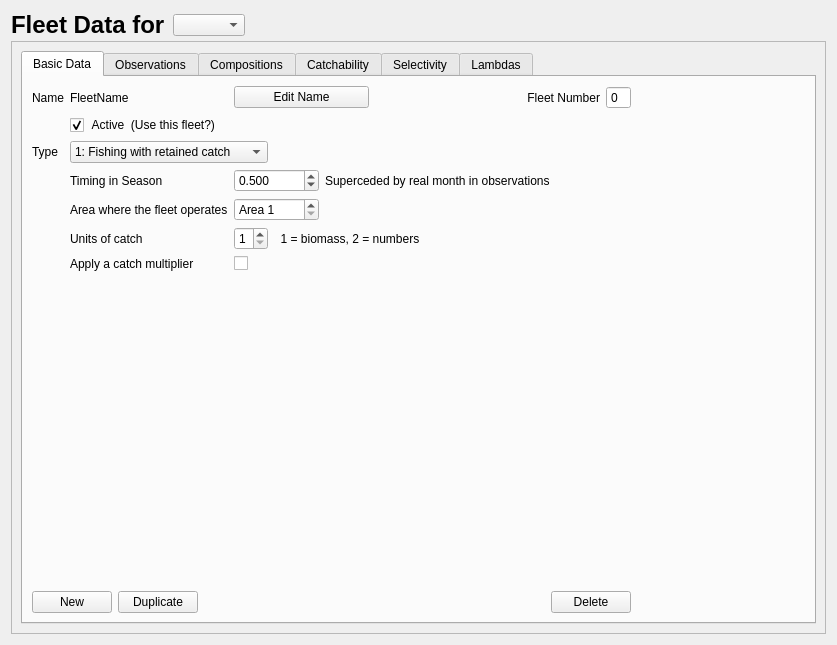
Qt form src/fleet_widget.ui (nmfs-ost/ss3-ssi) before a commit.
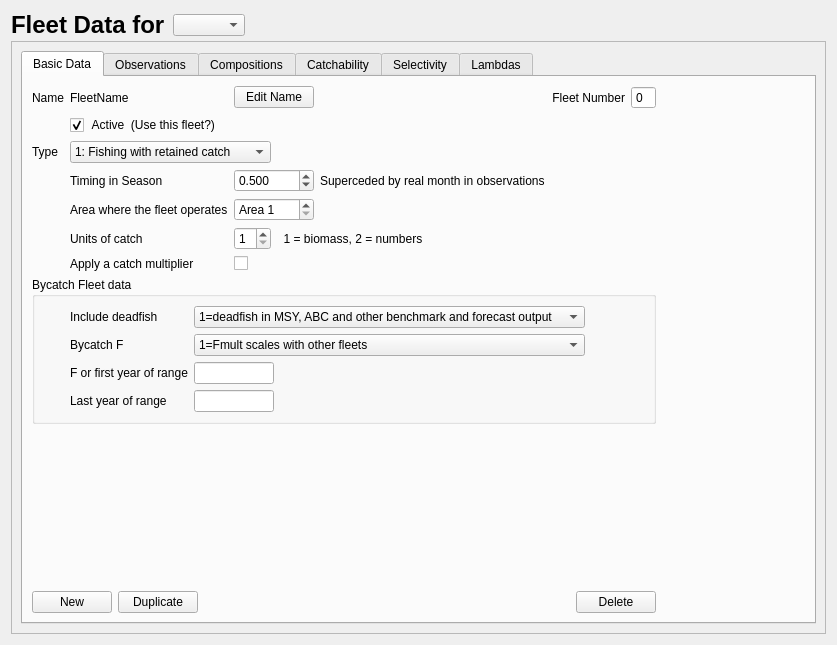
The same form after that commit. The open tabs and pages were chosen to show the change. Icons and pictures are not drawn.

Commit message:
v 3.3.10.01 Added bycatch data to fleets
Added selex equations 9 and 19.

```diff
--- a/src/fleet_widget.ui
+++ b/src/fleet_widget.ui
@@ -97,8 +97,83 @@
          <attribute name="title">
           <string>Basic Data</string>
          </attribute>
-         <layout class="QGridLayout" name="gridLayout_2">
-          <item row="5" column="2" colspan="2">
+         <layout class="QGridLayout" name="gridLayout_7">
+          <item row="0" column="0">
+           <widget class="QLabel" name="label_fleet_name">
+            <property name="text">
+             <string>Name</string>
+            </property>
+           </widget>
+          </item>
+          <item row="0" column="1">
+           <widget class="QLabel" name="label_name">
+            <property name="text">
+             <string>FleetName</string>
+            </property>
+           </widget>
+          </item>
+          <item row="0" column="2" colspan="2">
+           <widget class="QPushButton" name="pushButton_edit_name">
+            <property name="text">
+             <string>Edit Name</string>
+            </property>
+           </widget>
+          </item>
+          <item row="0" column="6">
+           <widget class="QSpinBox" name="spinBox_number">
+            <property name="readOnly">
+             <bool>true</bool>
+            </property>
+            <property name="buttonSymbols">
+             <enum>QAbstractSpinBox::NoButtons</enum>
+            </property>
+           </widget>
+          </item>
+          <item row="6" column="1">
+           <widget class="QLabel" name="label_need_catch_mult">
+            <property name="text">
+             <string>Apply a catch multiplier</string>
+            </property>
+           </widget>
+          </item>
+          <item row="5" column="3" colspan="2">
+           <widget class="QLabel" name="label_units_info">
+            <property name="text">
+             <string>  1 = biomass, 2 = numbers</string>
+            </property>
+           </widget>
+          </item>
+          <item row="6" column="2">
+           <widget class="QCheckBox" name="checkBox_need_catch_mult">
+            <property name="text">
+             <string/>
+            </property>
+           </widget>
+          </item>
+          <item row="5" column="2">
+           <widget class="QSpinBox" name="spinBox_units">
+            <property name="minimum">
+             <number>1</number>
+            </property>
+            <property name="maximum">
+             <number>2</number>
+            </property>
+           </widget>
+          </item>
+          <item row="4" column="4">
+           <spacer name="horizontalSpacer_12">
+            <property name="orientation">
+             <enum>Qt::Horizontal</enum>
+            </property>
+            <property name="sizeHint" stdset="0">
+             <size>
+              <width>40</width>
+              <height>20</height>
+             </size>
+            </property>
+           </spacer>
+          </item>
+          <item row="4" column="2" colspan="2">
            <widget class="QSpinBox" name="spinBox_area">
             <property name="prefix">
              <string>Area </string>
@@ -111,14 +186,21 @@
             </property>
            </widget>
           </item>
-          <item row="0" column="2" colspan="3">
-           <widget class="QPushButton" name="pushButton_edit_name">
+          <item row="5" column="1">
+           <widget class="QLabel" name="label_units">
             <property name="text">
-             <string>Edit Name</string>
+             <string>Units of catch</string>
             </property>
            </widget>
           </item>
-          <item row="4" column="2" colspan="2">
+          <item row="4" column="1">
+           <widget class="QLabel" name="label_area">
+            <property name="text">
+             <string>Area where the fleet operates</string>
+            </property>
+           </widget>
+          </item>
+          <item row="3" column="2" colspan="2">
            <widget class="QDoubleSpinBox" name="doubleSpinBox_timing">
             <property name="decimals">
              <number>3</number>
@@ -137,17 +219,41 @@
             </property>
            </widget>
           </item>
-          <item row="0" column="7">
-           <widget class="QSpinBox" name="spinBox_number">
-            <property name="readOnly">
-             <bool>true</bool>
+          <item row="3" column="1">
+           <widget class="QLabel" name="label_timing">
+            <property name="text">
+             <string>Timing in Season </string>
             </property>
-            <property name="buttonSymbols">
-             <enum>QAbstractSpinBox::NoButtons</enum>
+           </widget>
+          </item>
+          <item row="2" column="0">
+           <widget class="QLabel" name="label_type">
+            <property name="text">
+             <string>Type</string>
             </property>
            </widget>
           </item>
-          <item row="0" column="6">
+          <item row="3" column="4" colspan="2">
+           <widget class="QLabel" name="label_timing_info">
+            <property name="text">
+             <string>Superceded by real month in observations</string>
+            </property>
+           </widget>
+          </item>
+          <item row="2" column="7">
+           <spacer name="horizontalSpacer">
+            <property name="orientation">
+             <enum>Qt::Horizontal</enum>
+            </property>
+            <property name="sizeHint" stdset="0">
+             <size>
+              <width>40</width>
+              <height>20</height>
+             </size>
+            </property>
+           </spacer>
+          </item>
+          <item row="0" column="5">
            <widget class="QLabel" name="label_number">
             <property name="text">
              <string>Fleet Number</string>
@@ -157,105 +263,6 @@
             </property>
            </widget>
           </item>
-          <item row="9" column="0" colspan="8">
-           <layout class="QHBoxLayout" name="horizontalLayout_ops">
-            <item>
-             <widget class="QPushButton" name="pushButton_new">
-              <property name="text">
-               <string>New</string>
-              </property>
-             </widget>
-            </item>
-            <item>
-             <widget class="QPushButton" name="pushButton_duplicate">
-              <property name="text">
-               <string>Duplicate</string>
-              </property>
-             </widget>
-            </item>
-            <item>
-             <spacer name="horizontalSpacer_2">
-              <property name="orientation">
-               <enum>Qt::Horizontal</enum>
-              </property>
-              <property name="sizeHint" stdset="0">
-               <size>
-                <width>40</width>
-                <height>20</height>
-               </size>
-              </property>
-             </spacer>
-            </item>
-            <item>
-             <widget class="QPushButton" name="pushButton_delete">
-              <property name="text">
-               <string>Delete</string>
-              </property>
-             </widget>
-            </item>
-           </layout>
-          </item>
-          <item row="7" column="2">
-           <widget class="QCheckBox" name="checkBox_need_catch_mult">
-            <property name="text">
-             <string/>
-            </property>
-           </widget>
-          </item>
-          <item row="3" column="0">
-           <widget class="QLabel" name="label_type">
-            <property name="text">
-             <string>Type</string>
-            </property>
-           </widget>
-          </item>
-          <item row="4" column="1">
-           <widget class="QLabel" name="label_timing">
-            <property name="text">
-             <string>Timing in Season </string>
-            </property>
-           </widget>
-          </item>
-          <item row="0" column="0">
-           <widget class="QLabel" name="label_fleet_name">
-            <property name="text">
-             <string>Name</string>
-            </property>
-           </widget>
-          </item>
-          <item row="8" column="2">
-           <spacer name="verticalSpacer_gen1">
-            <property name="orientation">
-             <enum>Qt::Vertical</enum>
-            </property>
-            <property name="sizeHint" stdset="0">
-             <size>
-              <width>20</width>
-              <height>40</height>
-             </size>
-            </property>
-           </spacer>
-          </item>
-          <item row="0" column="1">
-           <widget class="QLabel" name="label_name">
-            <property name="text">
-             <string>FleetName</string>
-            </property>
-           </widget>
-          </item>
-          <item row="3" column="6">
-           <spacer name="horizontalSpacer_gen1">
-            <property name="orientation">
-             <enum>Qt::Horizontal</enum>
-            </property>
-            <property name="sizeHint" stdset="0">
-             <size>
-              <width>40</width>
-              <height>20</height>
-             </size>
-            </property>
-           </spacer>
-          </item>
           <item row="1" column="1">
            <widget class="QCheckBox" name="checkBox_active">
             <property name="text">
@@ -266,46 +273,8 @@
             </property>
            </widget>
           </item>
-          <item row="6" column="3" colspan="3">
-           <widget class="QLabel" name="label_units_info">
-            <property name="text">
-             <string>  1 = biomass, 2 = numbers</string>
-            </property>
-           </widget>
-          </item>
-          <item row="5" column="1">
-           <widget class="QLabel" name="label_area">
-            <property name="text">
-             <string>Area where the fleet operates</string>
-            </property>
-           </widget>
-          </item>
-          <item row="7" column="1">
-           <widget class="QLabel" name="label_need_catch_mult">
-            <property name="text">
-             <string>Apply a catch multiplier</string>
-            </property>
-           </widget>
-          </item>
-          <item row="6" column="2">
-           <widget class="QSpinBox" name="spinBox_units">
-            <property name="minimum">
-             <number>1</number>
-            </property>
-            <property name="maximum">
-             <number>2</number>
-            </property>
-           </widget>
-          </item>
-          <item row="6" column="1">
-           <widget class="QLabel" name="label_units">
-            <property name="text">
-             <string>Units of catch</string>
-            </property>
-           </widget>
-          </item>
-          <item row="3" column="8">
-           <spacer name="horizontalSpacer">
+          <item row="2" column="5">
+           <spacer name="horizontalSpacer_gen1">
             <property name="orientation">
              <enum>Qt::Horizontal</enum>
             </property>
@@ -317,7 +286,7 @@
             </property>
            </spacer>
           </item>
-          <item row="3" column="1" colspan="2">
+          <item row="2" column="1" colspan="2">
            <widget class="QComboBox" name="comboBox_type">
             <item>
              <property name="text">
@@ -341,26 +310,186 @@
             </item>
            </widget>
           </item>
-          <item row="5" column="4" colspan="2">
-           <spacer name="horizontalSpacer_12">
+          <item row="9" column="0">
+           <spacer name="verticalSpacer_gen1">
             <property name="orientation">
-             <enum>Qt::Horizontal</enum>
+             <enum>Qt::Vertical</enum>
             </property>
             <property name="sizeHint" stdset="0">
              <size>
-              <width>40</width>
-              <height>20</height>
+              <width>20</width>
+              <height>40</height>
              </size>
             </property>
            </spacer>
           </item>
-          <item row="4" column="4" colspan="4">
-           <widget class="QLabel" name="label_5">
-            <property name="text">
-             <string>Superceded by real month in observations</string>
+          <item row="7" column="0" rowspan="2" colspan="7">
+           <widget class="QGroupBox" name="groupBox_bycatch">
+            <property name="title">
+             <string>Bycatch Fleet data</string>
             </property>
+            <layout class="QGridLayout" name="gridLayout_2">
+             <item row="0" column="1">
+              <widget class="QLabel" name="label_byc_dead">
+               <property name="text">
+                <string>Include deadfish</string>
+               </property>
+              </widget>
+             </item>
+             <item row="3" column="1">
+              <widget class="QLabel" name="label_byc_lastYear">
+               <property name="text">
+                <string>Last year of range</string>
+               </property>
+              </widget>
+             </item>
+             <item row="0" column="2" colspan="2">
+              <widget class="QComboBox" name="comboBox_byc_dead">
+               <item>
+                <property name="text">
+                 <string>1=deadfish in MSY, ABC and other benchmark and forecast output</string>
+                </property>
+               </item>
+               <item>
+                <property name="text">
+                 <string>2=omit from MSY and ABC (but still include the mortality</string>
+                </property>
+               </item>
+              </widget>
+             </item>
+             <item row="2" column="3">
+              <spacer name="horizontalSpacer_bycatch">
+               <property name="orientation">
+                <enum>Qt::Horizontal</enum>
+               </property>
+               <property name="sizeHint" stdset="0">
+                <size>
+                 <width>40</width>
+                 <height>20</height>
+                </size>
+               </property>
+              </spacer>
+             </item>
+             <item row="2" column="1">
+              <widget class="QLabel" name="label_byc_firstYear">
+               <property name="text">
+                <string>F or first year of range</string>
+               </property>
+              </widget>
+             </item>
+             <item row="1" column="1">
+              <widget class="QLabel" name="label_byc_f">
+               <property name="text">
+                <string>Bycatch F</string>
+               </property>
+              </widget>
+             </item>
+             <item row="2" column="2">
+              <widget class="QLineEdit" name="lineEdit_byc_firstYear">
+               <property name="maximumSize">
+                <size>
+                 <width>80</width>
+                 <height>22</height>
+                </size>
+               </property>
+               <property name="maxLength">
+                <number>6</number>
+               </property>
+              </widget>
+             </item>
+             <item row="3" column="2">
+              <widget class="QLineEdit" name="lineEdit_byc_lastYear">
+               <property name="maximumSize">
+                <size>
+                 <width>80</width>
+                 <height>22</height>
+                </size>
+               </property>
+               <property name="maxLength">
+                <number>6</number>
+               </property>
+              </widget>
+             </item>
+             <item row="1" column="2" colspan="2">
+              <widget class="QComboBox" name="comboBox_byc_f">
+               <item>
+                <property name="text">
+                 <string>1=Fmult scales with other fleets</string>
+                </property>
+               </item>
+               <item>
+                <property name="text">
+                 <string>2=bycatch F constant at input value</string>
+                </property>
+               </item>
+               <item>
+                <property name="text">
+                 <string>3=bycatch F form range of years</string>
+                </property>
+               </item>
+              </widget>
+             </item>
+             <item row="3" column="0">
+              <widget class="QLabel" name="label_spacer">
+               <property name="text">
+                <string>      </string>
+               </property>
+              </widget>
+             </item>
+             <item row="0" column="4">
+              <spacer name="horizontalSpacer_bycatch_2">
+               <property name="orientation">
+                <enum>Qt::Horizontal</enum>
+               </property>
+               <property name="sizeHint" stdset="0">
+                <size>
+                 <width>40</width>
+                 <height>20</height>
+                </size>
+               </property>
+              </spacer>
+             </item>
+            </layout>
            </widget>
           </item>
+          <item row="10" column="0" colspan="7">
+           <layout class="QHBoxLayout" name="horizontalLayout_ops">
+            <item>
+             <widget class="QPushButton" name="pushButton_new">
+              <property name="text">
+               <string>New</string>
+              </property>
+             </widget>
+            </item>
+            <item>
+             <widget class="QPushButton" name="pushButton_duplicate">
+              <property name="text">
+               <string>Duplicate</string>
+              </property>
+             </widget>
+            </item>
+            <item>
+             <spacer name="horizontalSpacer_2">
+              <property name="orientation">
+               <enum>Qt::Horizontal</enum>
+              </property>
+              <property name="sizeHint" stdset="0">
+               <size>
+                <width>40</width>
+                <height>20</height>
+               </size>
+              </property>
+             </spacer>
+            </item>
+            <item>
+             <widget class="QPushButton" name="pushButton_delete">
+              <property name="text">
+               <string>Delete</string>
+              </property>
+             </widget>
+            </item>
+           </layout>
+          </item>
          </layout>
         </widget>
         <widget class="QWidget" name="tab_obs">
```
Left out of the diff: 11 changed lines with no effect on the pictures. The commit also changes 9 other files.
